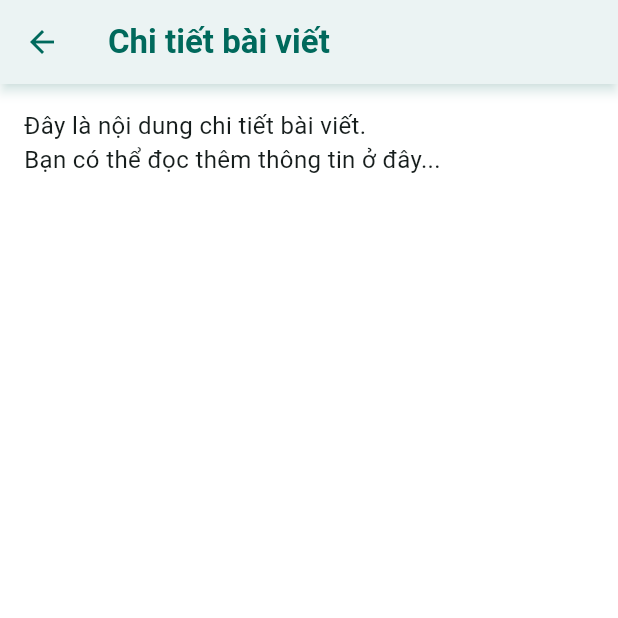
After one commit to LuuBao5197/TrackMentalHealth_mobile, a Flutter app: the ChatDetailScreen screen opened directly, on a phone screen of 412 x 824 dp, the top half of it. The commit adds this screen. Run offline on Flutter 3.47's test engine with Material 3 defaults, Android fonts, the phone set to English and light mode, and no system bars.

Commit message:
mquan updated

```diff
--- a/lib/core/constants/api_constants.dart
+++ b/lib/core/constants/api_constants.dart
@@ -1,6 +1,7 @@
 class ApiConstants {
   // Base URL có thể đổi 1 nơi duy nhất ở đây
-  static const String baseUrl = 'http://192.168.1.6:9999/api';
+  static const String ipLocal = '192.168.1.6';
+  static const String baseUrl = 'http://${ipLocal}:9999/api';
 
   // Ví dụ: các endpoint cụ thể
   static const String login = '$baseUrl/auth/login';
--- a/lib/main.dart
+++ b/lib/main.dart
@@ -1,6 +1,7 @@
 import 'package:flutter/material.dart';
 import 'package:provider/provider.dart';
 import 'package:trackmentalhealth/pages/blog/BlogScreen.dart';
+import 'package:trackmentalhealth/pages/chat/ChatScreen.dart';
 import 'package:trackmentalhealth/pages/diary/DiaryScreen.dart';
 import 'package:trackmentalhealth/pages/home/HomeScreen.dart';
 import 'package:trackmentalhealth/pages/profile/ProfileScreen.dart';
@@ -69,6 +70,7 @@ class _MainScreenState extends State<MainScreen> {
     DiaryScreen(),
     BlogScreen(),
     ProfileScreen(),
+    ChatScreen(),
   ];
 
   void _onTabTapped(int index) {
@@ -92,6 +94,7 @@ class _MainScreenState extends State<MainScreen> {
           NavigationRailDestination(icon: Icon(Icons.mood), label: Text("Diary")),
           NavigationRailDestination(icon: Icon(Icons.article), label: Text("Blog")),
           NavigationRailDestination(icon: Icon(Icons.person), label: Text("Profile")),
+          NavigationRailDestination(icon: Icon(Icons.messenger_outline), label: Text("Chat")),
         ],
       );
     }
@@ -112,6 +115,7 @@ class _MainScreenState extends State<MainScreen> {
         BottomNavigationBarItem(icon: Icon(Icons.mood), label: 'Diary'),
         BottomNavigationBarItem(icon: Icon(Icons.article_rounded), label: 'Blog'),
         BottomNavigationBarItem(icon: Icon(Icons.person_rounded), label: 'Profile'),
+        BottomNavigationBarItem(icon: Icon(Icons.messenger_outline_outlined), label: 'Chat'),
       ],
     );
   }
--- /dev/null
+++ b/lib/pages/chat/Chat_Detail_Screen.dart
@@ -0,0 +1,32 @@
+
+import 'package:flutter/material.dart';
+
+class ChatDetailScreen extends StatelessWidget {
+  const ChatDetailScreen({super.key});
+
+  @override
+  Widget build(BuildContext context) {
+    return Scaffold(
+      appBar: AppBar(
+        backgroundColor: Colors.white,
+        elevation: 3,
+        shadowColor: Colors.teal.withOpacity(0.3),
+        title: Text(
+          'Chi tiết bài viết',
+          style: TextStyle(
+            color: Colors.teal[800],
+            fontWeight: FontWeight.w600,
+          ),
+        ),
+        iconTheme: IconThemeData(color: Colors.teal[800]),
+      ),
+      body: const Padding(
+        padding: EdgeInsets.all(16.0),
+        child: Text(
+          'Đây là nội dung chi tiết bài viết.\nBạn có thể đọc thêm thông tin ở đây...',
+          style: TextStyle(fontSize: 16),
+        ),
+      ),
+    );
+  }
+}
```
Also changed, not shown: lib/pages/chat/ChatScreen.dart (added, +9 -0 lines), 1 other file.
